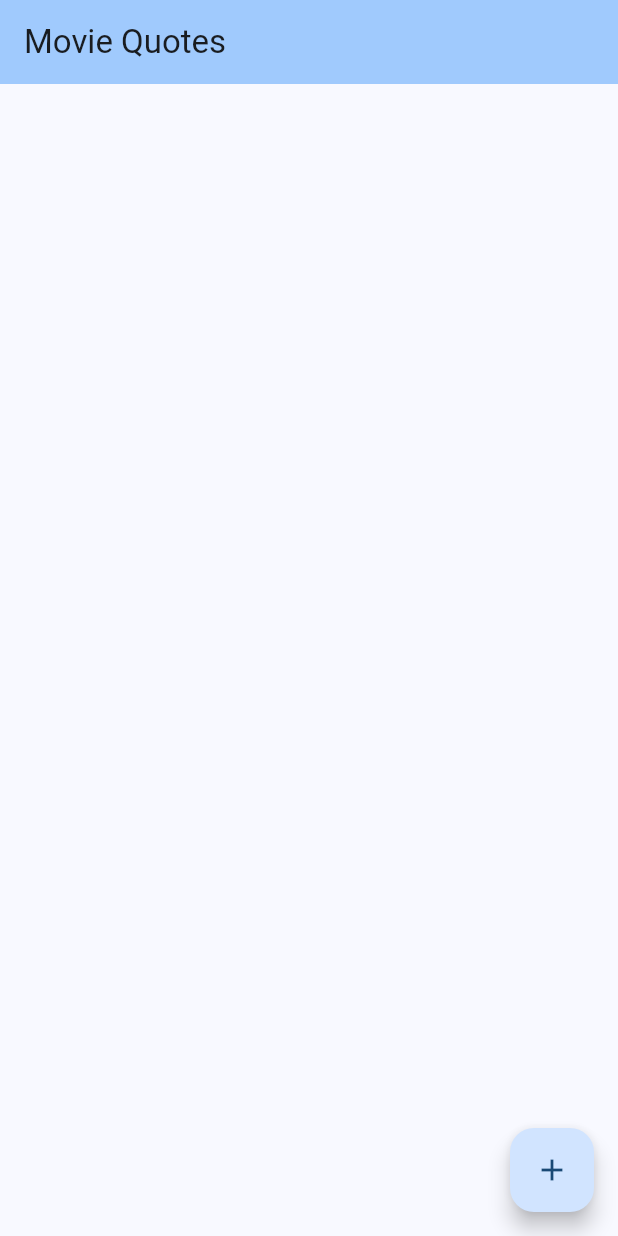
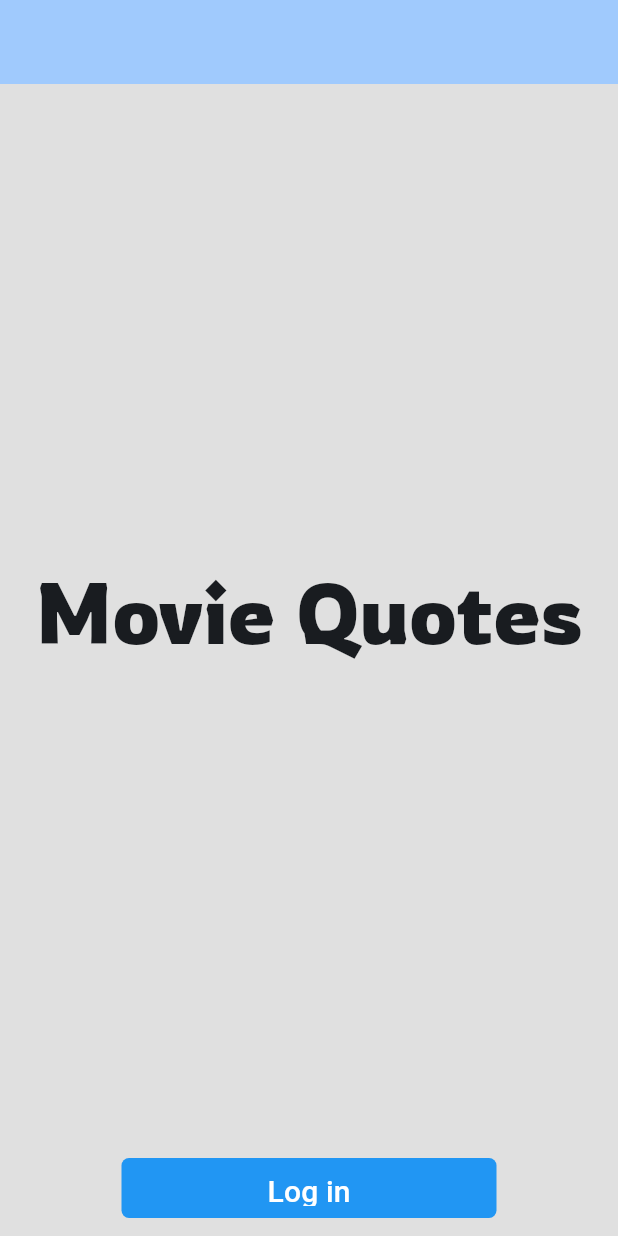
Before and after one commit to CSSE480-Fisher-Fall-2024-2025/MovieQuotes, a Flutter app: the screen it shows after launch, on a phone screen of 412 x 824 dp. Run offline on Flutter 3.47's test engine with Material 3 defaults, Android fonts, the phone set to English and light mode, and no system bars; our stand-ins replace cloud_firestore, firebase_core, firebase_ui_firestore; accounts and stored records are empty.

Commit message:
custom button on the login page

```diff
--- /dev/null
+++ b/moviequotes/lib/components/square_button.dart
@@ -0,0 +1,36 @@
+import 'package:flutter/foundation.dart';
+import 'package:flutter/material.dart';
+
+class SquareButton extends StatelessWidget {
+  final String displayText;
+  final Function() onPressCallback;
+
+  const SquareButton({
+    required this.displayText,
+    required this.onPressCallback,
+    super.key,
+  });
+
+  @override
+  Widget build(BuildContext context) {
+    return Container(
+      width: 250.0,
+      height: 40.0,
+      margin: const EdgeInsets.all(12.0),
+      decoration: BoxDecoration(
+        color: Colors.blue,
+        borderRadius: BorderRadius.circular(5.0),
+      ),
+      child: TextButton(
+        onPressed: onPressCallback,
+        child: Text(
+          displayText,
+          style: const TextStyle(
+            color: Colors.white,
+            fontSize: 20.0,
+          ),
+        ),
+      ),
+    );
+  }
+}
--- a/moviequotes/lib/main.dart
+++ b/moviequotes/lib/main.dart
@@ -1,4 +1,5 @@
 import 'package:flutter/material.dart';
+import 'package:moviequotes/pages/login_front_page.dart';
 import 'package:moviequotes/pages/movie_quotes_list_page.dart';
 
 import 'package:firebase_core/firebase_core.dart';
@@ -24,7 +25,8 @@ class MyApp extends StatelessWidget {
         useMaterial3: true,
       ),
       debugShowCheckedModeBanner: false,
-      home: const MovieQuotesListPage(),
+      // home: const MovieQuotesListPage(),
+      home: const LoginFrontPage(),
       // home: MovieQuoteDetailPage(
       //   movieQuote: MovieQuote(
       //     quote:
--- /dev/null
+++ b/moviequotes/lib/pages/login_front_page.dart
@@ -0,0 +1,42 @@
+import 'package:flutter/foundation.dart';
+import 'package:flutter/material.dart';
+import 'package:moviequotes/components/square_button.dart';
+
+class LoginFrontPage extends StatefulWidget {
+  const LoginFrontPage({super.key});
+
+  @override
+  State<LoginFrontPage> createState() => _LoginFrontPageState();
+}
+
+class _LoginFrontPageState extends State<LoginFrontPage> {
+  @override
+  Widget build(BuildContext context) {
+    return Scaffold(
+      appBar: AppBar(
+        backgroundColor: Theme.of(context).colorScheme.inversePrimary,
+      ),
+      backgroundColor: Colors.grey[300],
+      body: Column(
+        children: [
+          const Expanded(
+            child: Center(
+              child: Text(
+                "Movie Quotes",
+                style: TextStyle(
+                  fontFamily: "Rowdies",
+                  fontSize: 56.0,
+                ),
+              ),
+            ),
+          ),
+          SquareButton(
+              displayText: "Log in",
+              onPressCallback: () {
+                print("Login Page: pressed button");
+              })
+        ],
+      ),
+    );
+  }
+}
```
